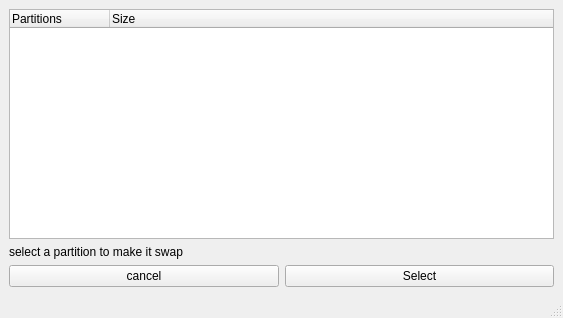
Above: partitions.ui from Thenujan-0/system_maintenance before the change. Below: the same form after it.
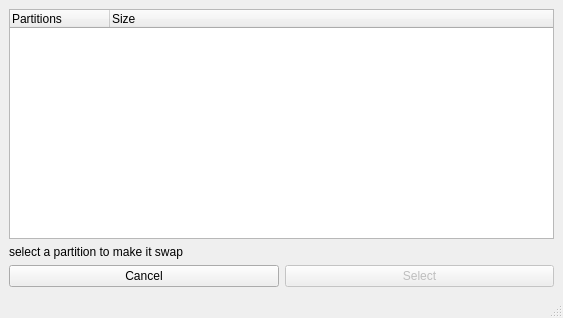
That is the form after the change.

Commit message: made a dialog box to show when selected partition for swap is too big created a validator for swappiness .made swappiness almost functional

```diff
--- a/partitions.ui
+++ b/partitions.ui
@@ -52,12 +52,15 @@
         <item>
          <widget class="QPushButton" name="btn_cancel">
           <property name="text">
-           <string>cancel</string>
+           <string>Cancel</string>
           </property>
          </widget>
         </item>
         <item>
          <widget class="QPushButton" name="btn_select">
+          <property name="enabled">
+           <bool>false</bool>
+          </property>
           <property name="text">
            <string>Select</string>
           </property>
```
The commit also changes 5 other files.
